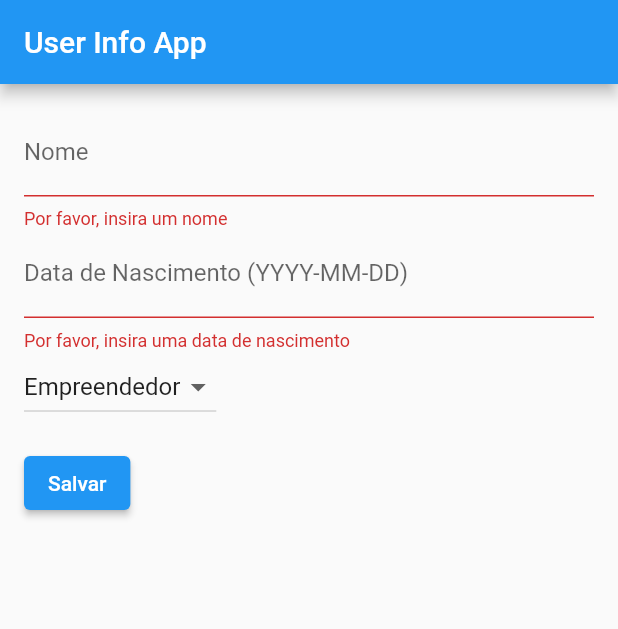
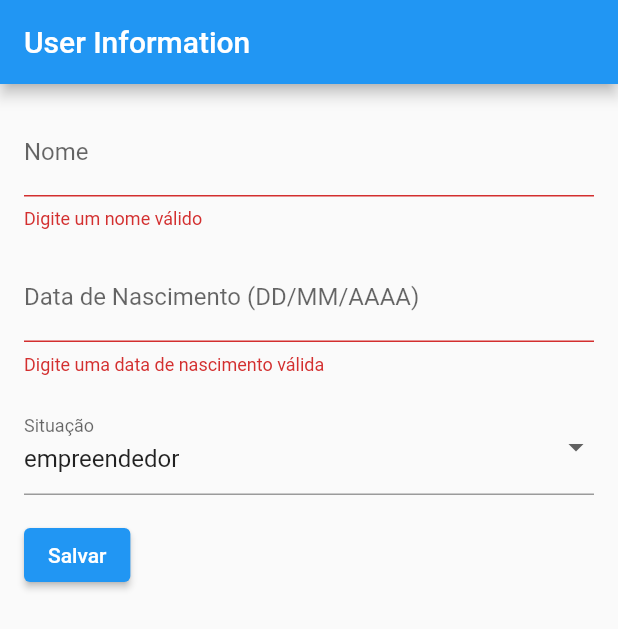
Before and after one commit to rafa-simoes22/registro_info, a Flutter app: the screen it shows after launch, after a tap on "Salvar", on a phone screen of 412 x 824 dp. Shown: the top 629 px of the screen. Run offline on Flutter 3.47's test engine with Material 2 defaults, Android fonts, the phone set to English and light mode, and no system bars.

Commit message:
formato data correto

```diff
--- a/lib/main.dart
+++ b/lib/main.dart
@@ -7,18 +7,18 @@ void main() {
   runApp(MyApp());
 }
 
-class UserInfo {
-  String nome;
-  DateTime dataNascimento;
-  String situacao;
+class UserInformation {
+  String name = "";
+  DateTime birthDate;
+  String situation = "";
 
-  UserInfo({required this.nome, required this.dataNascimento, required this.situacao});
+  UserInformation({required this.name, required this.birthDate, required this.situation});
 
   Map<String, dynamic> toJson() {
     return {
-      'nome': nome,
-      'dataNascimento': dataNascimento.toIso8601String(),
-      'situacao': situacao,
+      'name': name,
+      'birthDate': birthDate.toIso8601String(),
+      'situation': situation,
     };
   }
 }
@@ -27,53 +27,37 @@ class MyApp extends StatelessWidget {
   @override
   Widget build(BuildContext context) {
     return MaterialApp(
-      title: 'User Info App',
+      title: 'User Information App',
       theme: ThemeData(
         primarySwatch: Colors.blue,
       ),
-      home: UserInfoPage(),
+      home: InformationInputPage(),
     );
   }
 }
 
-class UserInfoPage extends StatefulWidget {
+class InformationInputPage extends StatefulWidget {
   @override
-  _UserInfoPageState createState() => _UserInfoPageState();
+  _InformationInputPageState createState() => _InformationInputPageState();
 }
 
-class _UserInfoPageState extends State<UserInfoPage> {
-  final _formKey = GlobalKey<FormState>();
-  late TextEditingController _nomeController;
-  late TextEditingController _dataNascimentoController;
-  String _situacao = "Empreendedor";
+class _InformationInputPageState extends State<InformationInputPage> {
+  final GlobalKey<FormState> _formKey = GlobalKey<FormState>();
+  UserInformation _userInformation = UserInformation(name: "", birthDate: DateTime.now(), situation: "empreendedor");
+  final List<String> _situationOptions = ["empreendedor", "empregado", "estagiário"];
 
-  @override
-  void initState() {
-    super.initState();
-    _nomeController = TextEditingController();
-    _dataNascimentoController = TextEditingController();
-  }
+  Future<void> _saveInformation() async {
+    if (_formKey.currentState!.validate()) {
+      _formKey.currentState!.save();
 
-  Future<void> _saveUserInfo(UserInfo userInfo) async {
-    final directory = await getApplicationDocumentsDirectory();
-    final file = File('${directory.path}/user_info.json');
-    final jsonStr = jsonEncode(userInfo.toJson());
-    await file.writeAsString(jsonStr);
-  }
+      final directory = await getApplicationDocumentsDirectory();
+      final filePath = '${directory.path}/user_information.json';
+      final file = File(filePath);
 
-  void _submitForm() {
-    if (_formKey.currentState!.validate()) {
-      final userInfo = UserInfo(
-        nome: _nomeController.text,
-        dataNascimento: DateTime.parse(_dataNascimentoController.text),
-        situacao: _situacao,
-      );
-      _saveUserInfo(userInfo);
-      ScaffoldMessenger.of(context).showSnackBar(
-        SnackBar(
-          content: Text('Informações salvas com sucesso!'),
-        ),
-      );
+      final userInformationJson = _userInformation.toJson();
+      await file.writeAsString(json.encode(userInformationJson));
+
+      ScaffoldMessenger.of(context).showSnackBar(SnackBar(content: Text('Informações salvas com sucesso!')));
     }
   }
 
@@ -81,7 +65,7 @@ class _UserInfoPageState extends State<UserInfoPage> {
   Widget build(BuildContext context) {
     return Scaffold(
       appBar: AppBar(
-        title: Text('User Info App'),
+        title: Text('User Information'),
       ),
       body: Padding(
         padding: const EdgeInsets.all(16.0),
@@ -89,48 +73,53 @@ class _UserInfoPageState extends State<UserInfoPage> {
           key: _formKey,
           child: Column(
             crossAxisAlignment: CrossAxisAlignment.start,
-            children: [
+            children: <Widget>[
               TextFormField(
-                controller: _nomeController,
                 decoration: InputDecoration(labelText: 'Nome'),
                 validator: (value) {
                   if (value == null || value.isEmpty) {
-                    return 'Por favor, insira um nome';
+                    return 'Digite um nome válido';
                   }
                   return null;
                 },
+                onSaved: (value) {
+                  _userInformation.name = value!;
+                },
               ),
+              SizedBox(height: 16.0),
               TextFormField(
-                controller: _dataNascimentoController,
-                decoration: InputDecoration(labelText: 'Data de Nascimento (YYYY-MM-DD)'),
+                decoration: InputDecoration(labelText: 'Data de Nascimento (DD/MM/AAAA)'),
                 validator: (value) {
                   if (value == null || value.isEmpty) {
-                    return 'Por favor, insira uma data de nascimento';
+                    return 'Digite uma data de nascimento válida';
                   }
-                  if (DateTime.tryParse(value) == null) {
-                    return 'Insira uma data válida no formato YYYY-MM-DD';
-                  }
+                  // Implementar validação de data aqui
                   return null;
                 },
+                onSaved: (value) {
+                  // Implementar conversão de texto para DateTime aqui
+                  _userInformation.birthDate = DateTime.now();
+                },
               ),
-              DropdownButton<String>(
-                value: _situacao,
-                onChanged: (newValue) {
+              SizedBox(height: 16.0),
+              DropdownButtonFormField<String>(
+                value: _userInformation.situation,
+                onChanged: (value) {
                   setState(() {
-                    _situacao = newValue!;
+                    _userInformation.situation = value!;
                   });
                 },
-                items: <String>['Empreendedor', 'Empregado', 'Estagiário']
-                    .map<DropdownMenuItem<String>>((String value) {
+                items: _situationOptions.map((String value) {
                   return DropdownMenuItem<String>(
                     value: value,
                     child: Text(value),
                   );
                 }).toList(),
+                decoration: InputDecoration(labelText: 'Situação'),
               ),
-              SizedBox(height: 16),
+              SizedBox(height: 16.0),
               ElevatedButton(
-                onPressed: _submitForm,
+                onPressed: _saveInformation,
                 child: Text('Salvar'),
               ),
             ],
--- a/pubspec.yaml
+++ b/pubspec.yaml
@@ -30,7 +30,7 @@ environment:
 dependencies:
   flutter:
     sdk: flutter
-  path_provider: ^2.0.5
+  path_provider: ^2.0.2
 
 
 
```
